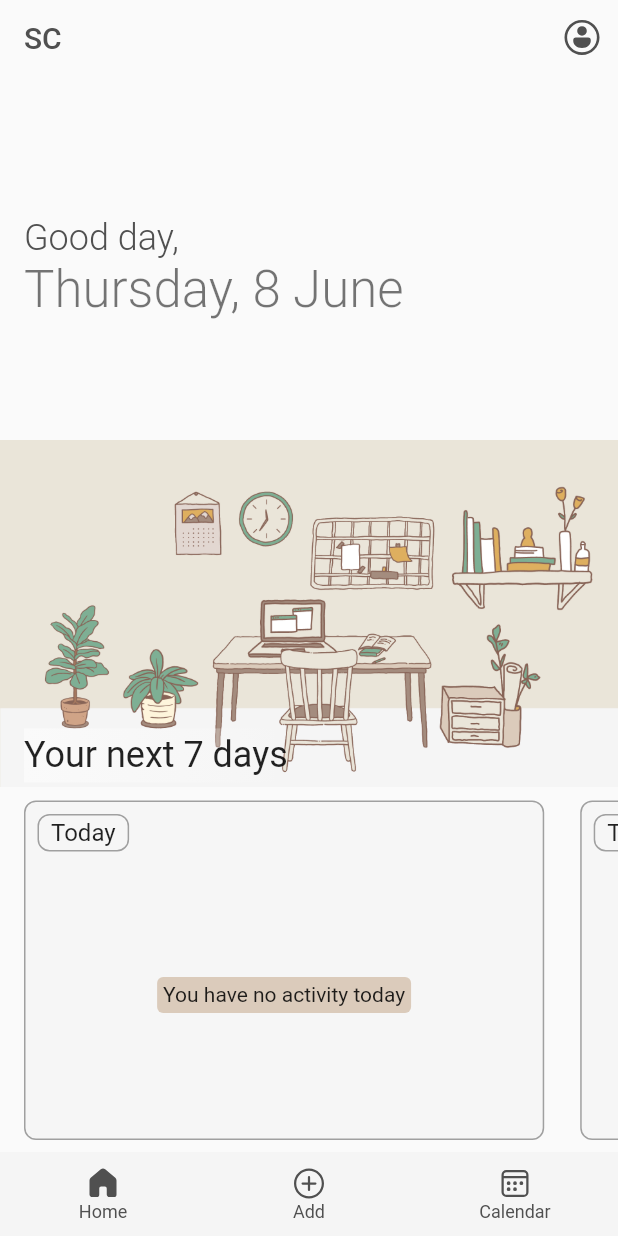
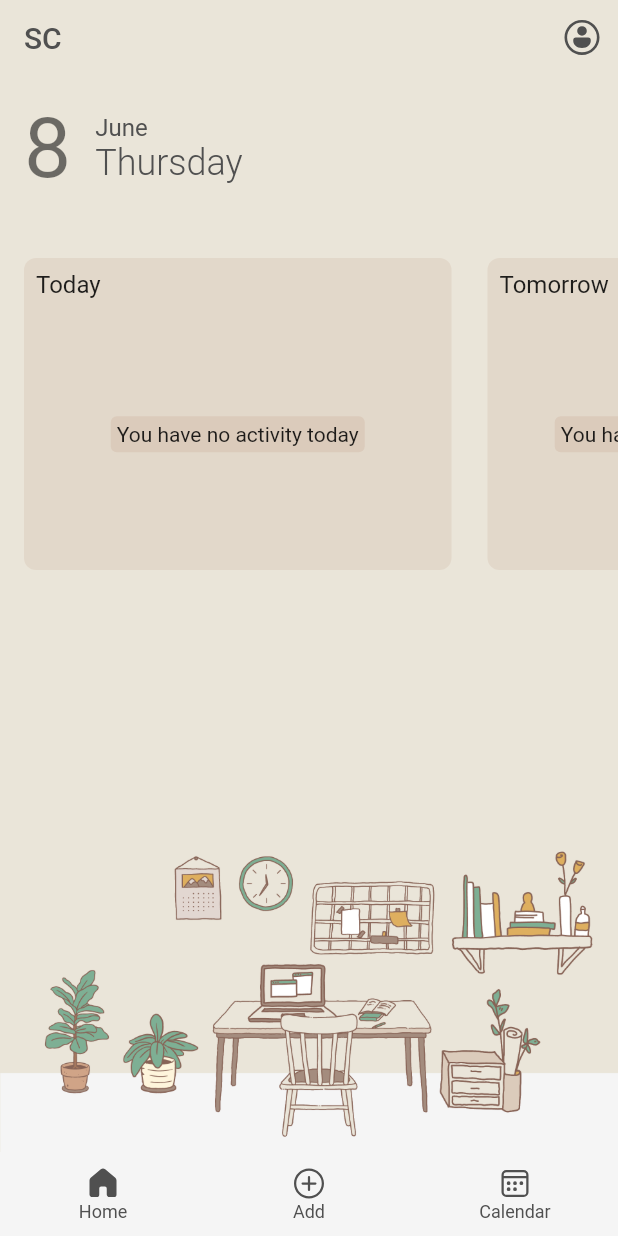
Before and after one commit to talukanyani/student-calendar-app, a Flutter app: the screen it shows after launch, after a tap on "Continue Without Profile", on a phone screen of 412 x 824 dp. Run offline on Flutter 3.47's test engine with Material 2 defaults, Android fonts, the phone set to English and light mode, and no system bars; our stand-ins replace cloud_firestore, firebase_auth, firebase_core, fluentui_system_icons, flutter_riverpod, iconsax and 2 more; accounts and stored records are empty.

Commit message:
home page ui modification

```diff
--- a/lib/screens/home/home.dart
+++ b/lib/screens/home/home.dart
@@ -4,7 +4,6 @@ import 'package:sc_app/utils/calendar_names.dart';
 import 'package:sc_app/widgets/primary_top_bar.dart';
 import 'package:sc_app/widgets/bottom_bar.dart';
 import 'package:sc_app/widgets/activities_list.dart';
-import 'widgets/text_container.dart';
 import 'widgets/box.dart';
 import 'widgets/week_activities.dart';
 
@@ -14,21 +13,11 @@ class HomeScreen extends StatelessWidget {
   @override
   Widget build(BuildContext context) {
     return Scaffold(
-      appBar: const PrimaryTopBar(title: 'SC'),
-      body: LayoutBuilder(
-        builder: (context, constraints) {
-          return ListView(
-            primary: false,
-            children: [
-              Container(
-                height: constraints.maxHeight,
-                constraints: const BoxConstraints(minHeight: 400),
-                child: const Body(),
+      appBar: PrimaryTopBar(
+        title: 'SC',
+        backgroundColor: Theme.of(context).colorScheme.onPrimary,
       ),
-            ],
-          );
-        },
-      ),
+      body: const Body(),
       bottomNavigationBar: const BottomBar(screenIndex: 0),
     );
   }
@@ -37,60 +26,99 @@ class HomeScreen extends StatelessWidget {
 class Body extends StatelessWidget {
   const Body({super.key});
 
+  @override
+  Widget build(BuildContext context) {
+    return LayoutBuilder(
+      builder: (BuildContext context, BoxConstraints constraints) {
+        return ListView(
+          primary: false,
+          children: [
+            Container(
+              height: constraints.maxHeight,
+              constraints: const BoxConstraints(minHeight: 400),
+              child: Stack(
+                children: [
+                  Container(
+                    width: constraints.maxWidth,
+                    height: constraints.maxHeight,
+                    decoration: BoxDecoration(
+                      gradient: LinearGradient(
+                        begin: Alignment.topCenter,
+                        end: Alignment.bottomCenter,
+                        colors: [
+                          Theme.of(context).colorScheme.onPrimary,
+                          Theme.of(context).colorScheme.surfaceVariant,
+                        ],
+                        stops: const [0.924, 0.924],
+                      ),
+                      image: DecorationImage(
+                        image: context.isDarkMode
+                            ? const AssetImage(
+                                'assets/images/student_home_desk_(dark_version).png')
+                            : const AssetImage(
+                                'assets/images/student_home_desk.png'),
+                        fit: BoxFit.contain,
+                        alignment: Alignment.bottomRight,
+                      ),
+                    ),
+                  ),
+                  const HomeContent(),
+                ],
+              ),
+            ),
+          ],
+        );
+      },
+    );
+  }
+}
+
+class HomeContent extends StatelessWidget {
+  const HomeContent({super.key});
+
   static final DateTime today = DateTime.now();
   static final DateTime tomorrow = today.add(const Duration(days: 1));
 
   @override
   Widget build(BuildContext context) {
-    return Stack(
+    return Column(
+      crossAxisAlignment: CrossAxisAlignment.start,
       children: [
-        Image(
-          image: context.isDarkMode
-              ? const AssetImage(
-                  'assets/images/student_home_desk_(dark_version).png')
-              : const AssetImage('assets/images/student_home_desk.png'),
-          width: MediaQuery.of(context).size.width,
-          height: MediaQuery.of(context).size.height,
-          fit: BoxFit.contain,
-          alignment: Alignment.center,
+        Padding(
+          padding: const EdgeInsets.all(16),
+          child: Row(
+            children: <Widget>[
+              Text(
+                today.day.toString(),
+                style: Theme.of(context).textTheme.displayMedium,
               ),
+              const SizedBox(width: 16),
               Column(
                 crossAxisAlignment: CrossAxisAlignment.start,
                 children: [
-            const Spacer(),
-            TextContainer(
-              child: Column(
-                crossAxisAlignment: CrossAxisAlignment.start,
-                children: <Widget>[
                   Text(
-                    'Good day,',
+                    getMonthFullName(today.month - 1),
+                    style: Theme.of(context).textTheme.titleMedium?.copyWith(
+                          color: context.grey4,
+                        ),
+                  ),
+                  Text(
+                    getWeekDayFullName(today.weekday - 1),
                     style: Theme.of(context).textTheme.headlineSmall?.copyWith(
                           fontWeight: FontWeight.w300,
                           color: context.grey4,
                         ),
                   ),
-                  Text(
-                    '${getWeekDayFullName(today.weekday - 1)}, '
-                    '${today.day} '
-                    '${getMonthFullName(today.month - 1)}',
-                    style: Theme.of(context).textTheme.headlineMedium?.copyWith(
-                          fontWeight: FontWeight.w300,
-                        ),
-                  ),
+                ],
+              )
             ],
           ),
         ),
-            const Spacer(flex: 3),
-            TextContainer(
-              child: Text(
-                'Your next 7 days',
-                style: Theme.of(context).textTheme.headlineSmall,
-              ),
-            ),
+        const SizedBox(height: 16),
         SizedBox(
-              height: 160 + (MediaQuery.of(context).size.height * 0.1),
+          height: 224,
           child: PageView(
-                controller: PageController(viewportFraction: 0.9),
+            controller: PageController(viewportFraction: 0.75),
             padEnds: false,
             physics: const BouncingScrollPhysics(),
             children: [
@@ -110,8 +138,6 @@ class Body extends StatelessWidget {
           ),
         ),
       ],
-        ),
-      ],
     );
   }
 }
--- a/lib/screens/home/widgets/box.dart
+++ b/lib/screens/home/widgets/box.dart
@@ -9,26 +9,16 @@ class Box extends StatelessWidget {
   @override
   Widget build(BuildContext context) {
     return Container(
-      margin: const EdgeInsets.only(top: 8, bottom: 8, right: 8, left: 16),
+      margin: const EdgeInsets.fromLTRB(16, 8, 8, 8),
       padding: const EdgeInsets.all(8),
       decoration: BoxDecoration(
-        color: Theme.of(context).colorScheme.surfaceVariant.withOpacity(0.8),
-        border: Border.all(color: Theme.of(context).dividerColor),
+        color: Theme.of(context).colorScheme.primaryContainer.withOpacity(0.5),
         borderRadius: BorderRadius.circular(8),
       ),
       child: Column(
         crossAxisAlignment: CrossAxisAlignment.start,
-        children: <Widget>[
-          Container(
-            padding: const EdgeInsets.symmetric(vertical: 2, horizontal: 8),
-            decoration: BoxDecoration(
-              color:
-                  Theme.of(context).colorScheme.surfaceVariant.withOpacity(0.4),
-              border: Border.all(color: Theme.of(context).dividerColor),
-              borderRadius: BorderRadius.circular(8),
-            ),
-            child: Text(title, style: Theme.of(context).textTheme.titleMedium),
-          ),
+        children: [
+          Text(title, style: Theme.of(context).textTheme.titleMedium),
           const SizedBox(height: 8),
           Expanded(child: child),
         ],
--- a/lib/screens/home/widgets/text_container.dart
+++ /dev/null
@@ -1,27 +0,0 @@
-import 'package:flutter/material.dart';
-
-class TextContainer extends StatelessWidget {
-  const TextContainer({super.key, required this.child});
-
-  final Widget child;
-
-  @override
-  Widget build(BuildContext context) {
-    return Container(
-      margin: const EdgeInsets.symmetric(horizontal: 16, vertical: 4),
-      padding: const EdgeInsets.symmetric(vertical: 4),
-      decoration: BoxDecoration(
-        gradient: LinearGradient(
-          colors: [
-            Theme.of(context).colorScheme.background,
-            Theme.of(context).colorScheme.background.withOpacity(0.75),
-            Theme.of(context).colorScheme.background.withOpacity(0.50),
-            Theme.of(context).colorScheme.background.withOpacity(0.25),
-            Theme.of(context).colorScheme.background.withOpacity(0.00),
-          ],
-        ),
-      ),
-      child: child,
-    );
-  }
-}
--- a/lib/screens/intro/welcome.dart
+++ b/lib/screens/intro/welcome.dart
@@ -4,7 +4,6 @@ import 'package:flutter_riverpod/flutter_riverpod.dart';
 import 'package:sc_app/providers/auth.dart';
 import 'package:sc_app/themes/color_scheme.dart';
 import 'package:sc_app/helpers/other_helpers.dart';
-import 'package:sc_app/widgets/android_system_navbar.dart';
 import 'package:sc_app/widgets/buttons.dart';
 import '../settings/screens/profile/not_logged_in/create_profile.dart';
 import '../settings/screens/profile/not_logged_in/login.dart';
@@ -28,24 +27,34 @@ class WelcomeScreen extends ConsumerWidget {
 
     var bodySmallText = Theme.of(context).textTheme.bodySmall;
 
-    return AndroidSystemNavbarStyle(
-      color: Theme.of(context).colorScheme.background,
-      child: Scaffold(
-        extendBodyBehindAppBar: true,
-        appBar: AppBar(backgroundColor: Colors.transparent),
+    return Scaffold(
+      appBar: AppBar(
+        backgroundColor: Theme.of(context).colorScheme.onPrimary,
+        toolbarHeight: 0,
+      ),
       body: Stack(
         children: [
-            Padding(
-              padding: const EdgeInsets.only(top: 48),
-              child: Image(
+          Container(
+            width: double.maxFinite,
+            height: double.maxFinite,
+            decoration: BoxDecoration(
+              gradient: LinearGradient(
+                begin: Alignment.topCenter,
+                end: Alignment.bottomCenter,
+                colors: [
+                  Theme.of(context).colorScheme.onPrimary,
+                  Theme.of(context).colorScheme.surfaceVariant,
+                ],
+                stops: const [0.213, 0.213],
+              ),
+              image: DecorationImage(
                 image: context.isDarkMode
                     ? const AssetImage(
                         'assets/images/student_home_desk_(dark_version).png')
                     : const AssetImage('assets/images/student_home_desk.png'),
-                width: MediaQuery.of(context).size.width,
-                height: MediaQuery.of(context).size.height,
                 fit: BoxFit.contain,
-                alignment: Alignment.topCenter,
+                alignment: Alignment.topRight,
+              ),
             ),
           ),
           Padding(
@@ -68,16 +77,16 @@ class WelcomeScreen extends ConsumerWidget {
                     Icon(Icons.arrow_forward),
                   ],
                 ),
-                  const Spacer(flex: 3),
+                const Spacer(),
                 Row(
                   children: [
                     Expanded(
                       child: PrimaryFilledBtn(
                         onPressed: () {
                           Navigator.of(context).push(
-                              MaterialPageRoute(builder: (context) {
-                                return const LoginScreen();
-                              }),
+                            MaterialPageRoute(
+                              builder: (context) => const LoginScreen(),
+                            ),
                           );
                         },
                         child: const Text('Log In'),
@@ -91,9 +100,9 @@ class WelcomeScreen extends ConsumerWidget {
                       child: PrimaryBorderBtn(
                         onPressed: () {
                           Navigator.of(context).push(
-                              MaterialPageRoute(builder: (context) {
-                                return const CreateProfileScreen();
-                              }),
+                            MaterialPageRoute(
+                              builder: (context) => const CreateProfileScreen(),
+                            ),
                           );
                         },
                         child: const Text('Create Profile'),
@@ -159,7 +168,6 @@ class WelcomeScreen extends ConsumerWidget {
           ),
         ],
       ),
-      ),
     );
   }
 }
--- a/lib/widgets/primary_top_bar.dart
+++ b/lib/widgets/primary_top_bar.dart
@@ -1,12 +1,12 @@
 import 'package:flutter/material.dart';
 import 'package:fluentui_system_icons/fluentui_system_icons.dart';
-
 import 'package:sc_app/screens/settings/settings.dart';
 
 class PrimaryTopBar extends StatelessWidget implements PreferredSizeWidget {
-  const PrimaryTopBar({required this.title, super.key});
+  const PrimaryTopBar({required this.title, this.backgroundColor, super.key});
 
   final String title;
+  final Color? backgroundColor;
 
   @override
   Size get preferredSize => const Size.fromHeight(50);
@@ -16,13 +16,11 @@ class PrimaryTopBar extends StatelessWidget implements PreferredSizeWidget {
     return AppBar(
       automaticallyImplyLeading: false,
       title: Text(title),
-      actions: <Widget>[
+      backgroundColor: backgroundColor,
+      actions: [
         IconButton(
-          onPressed: () => Navigator.push(
-            context,
-            MaterialPageRoute(
-              builder: (context) => const SettingsScreen(),
-            ),
+          onPressed: () => Navigator.of(context).push(
+            MaterialPageRoute(builder: (context) => const SettingsScreen()),
           ),
           icon: const Icon(FluentIcons.person_circle_24_regular),
           tooltip: 'Profile',
```
Also changed, not shown: 1 other file. Lines whose indentation alone changed are shown as unchanged.
